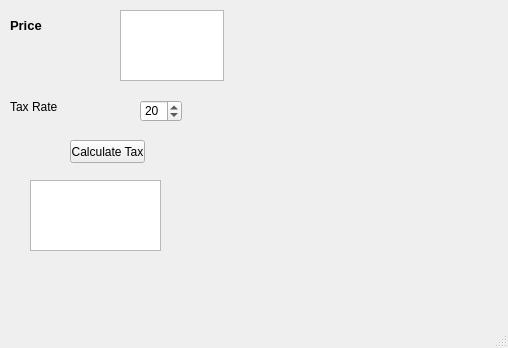
Old version of the form mainwindow.ui in the repository chalexyur/shnedule.
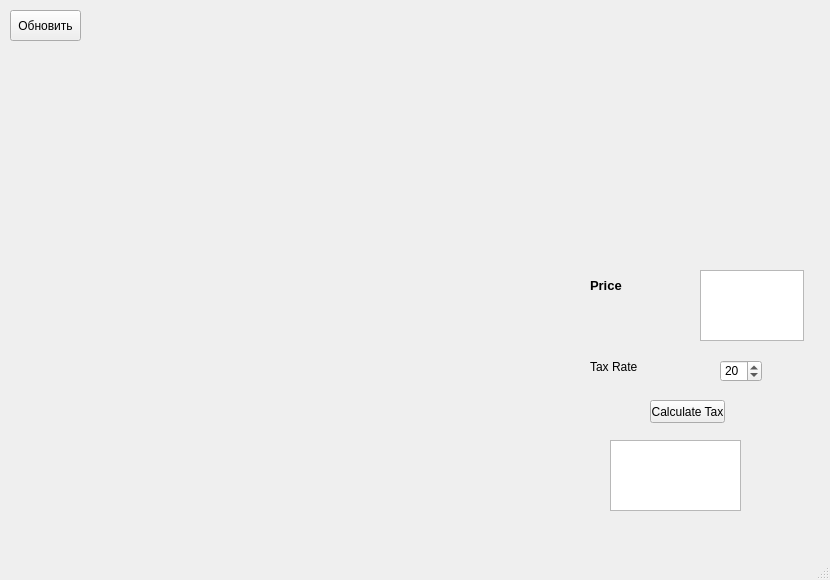
New version of the form. Icons and pictures are not drawn.

Commit message: init db

```diff
--- a/mainwindow.ui
+++ b/mainwindow.ui
@@ -6,8 +6,8 @@
    <rect>
     <x>0</x>
     <y>0</y>
-    <width>508</width>
-    <height>348</height>
+    <width>830</width>
+    <height>580</height>
    </rect>
   </property>
   <property name="windowTitle">
@@ -21,8 +21,8 @@
    <widget class="QTextEdit" name="price_box">
     <property name="geometry">
      <rect>
-      <x>120</x>
-      <y>10</y>
+      <x>700</x>
+      <y>270</y>
       <width>104</width>
       <height>71</height>
      </rect>
@@ -31,8 +31,8 @@
    <widget class="QLabel" name="label">
     <property name="geometry">
      <rect>
-      <x>10</x>
-      <y>10</y>
+      <x>590</x>
+      <y>270</y>
       <width>91</width>
       <height>31</height>
      </rect>
@@ -51,8 +51,8 @@
    <widget class="QSpinBox" name="tax_rate">
     <property name="geometry">
      <rect>
-      <x>140</x>
-      <y>100</y>
+      <x>720</x>
+      <y>360</y>
       <width>42</width>
       <height>22</height>
      </rect>
@@ -64,8 +64,8 @@
    <widget class="QLabel" name="label_2">
     <property name="geometry">
      <rect>
-      <x>10</x>
-      <y>100</y>
+      <x>590</x>
+      <y>360</y>
       <width>47</width>
       <height>13</height>
      </rect>
@@ -77,8 +77,8 @@
    <widget class="QPushButton" name="calc_tax_button">
     <property name="geometry">
      <rect>
-      <x>70</x>
-      <y>140</y>
+      <x>650</x>
+      <y>400</y>
       <width>75</width>
       <height>23</height>
      </rect>
@@ -90,13 +90,26 @@
    <widget class="QTextEdit" name="results_window">
     <property name="geometry">
      <rect>
-      <x>30</x>
-      <y>180</y>
+      <x>610</x>
+      <y>440</y>
       <width>131</width>
       <height>71</height>
      </rect>
     </property>
    </widget>
+   <widget class="QPushButton" name="upd_btn">
+    <property name="geometry">
+     <rect>
+      <x>10</x>
+      <y>10</y>
+      <width>71</width>
+      <height>31</height>
+     </rect>
+    </property>
+    <property name="text">
+     <string>Обновить</string>
+    </property>
+   </widget>
   </widget>
   <widget class="QMenuBar" name="menubar">
    <property name="geometry">
```
Left out of the diff: 2 changed lines with no effect on the pictures. The commit also changes 2 other files.
